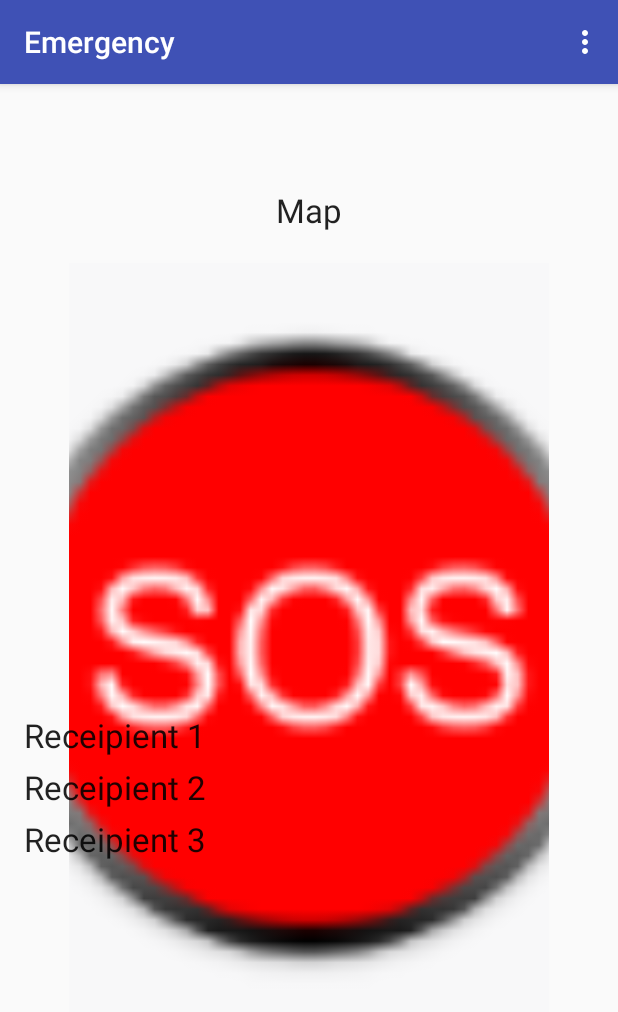
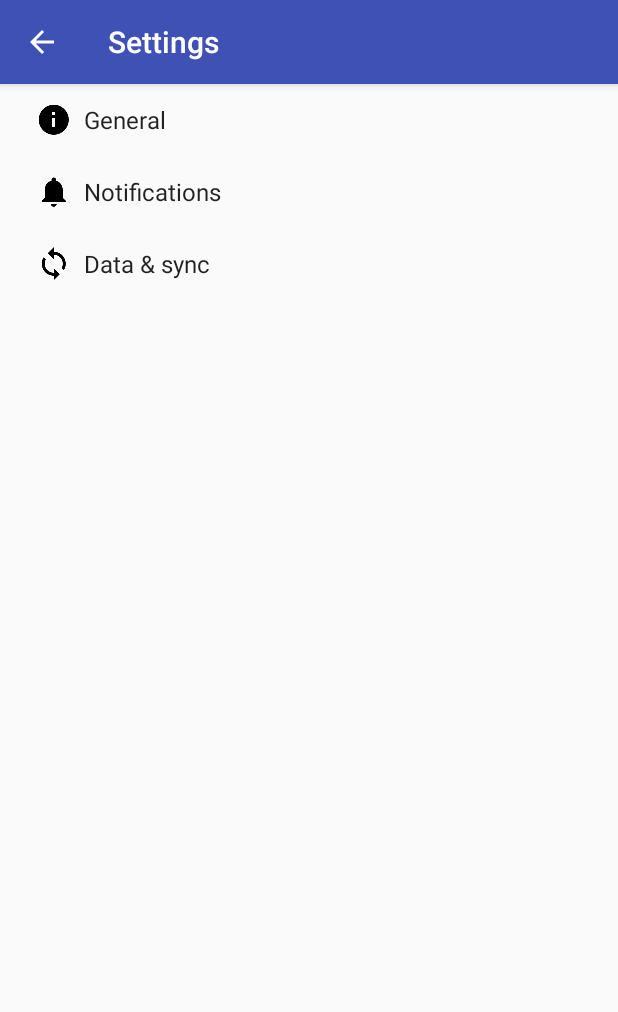
Before and after one commit to derderdunichbist/Emergency, an Android app: the screen it shows after launch (MainActivity before the commit, SettingsActivity after it), in the options menu, after a tap on "Settings", on a phone screen of 412 x 824 dp. Shown: the top 1012 px of the screen. Run offline under Robolectric (Android 15) with nearby library versions, the phone set to English and light mode, and no system bars.

Commit message:
Added the settings menu, yet with no functionality

```diff
--- a/app/build.gradle
+++ b/app/build.gradle
@@ -27,5 +27,6 @@ dependencies {
     testCompile 'junit:junit:4.12'
     compile 'com.android.support:appcompat-v7:23.4.0'
     compile 'com.android.support:design:23.4.0'
-    compile 'com.google.android.gms:play-services:9.0.1'
+    compile 'com.google.android.gms:play-services:9.0.2'
+    compile 'com.android.support:support-v4:23.4.0'
 }
--- /dev/null
+++ b/app/src/main/java/org/hsrt/mc/emergency/activities/AppCompatPreferenceActivity.java
@@ -0,0 +1,109 @@
+package org.hsrt.mc.emergency.activities;
+
+import android.content.res.Configuration;
+import android.os.Bundle;
+import android.preference.PreferenceActivity;
+import android.support.annotation.LayoutRes;
+import android.support.annotation.Nullable;
+import android.support.v7.app.ActionBar;
+import android.support.v7.app.AppCompatDelegate;
+import android.support.v7.widget.Toolbar;
+import android.view.MenuInflater;
+import android.view.View;
+import android.view.ViewGroup;
+
+/**
+ * A {@link android.preference.PreferenceActivity} which implements and proxies the necessary calls
+ * to be used with AppCompat.
+ */
+public abstract class AppCompatPreferenceActivity extends PreferenceActivity {
+
+    private AppCompatDelegate mDelegate;
+
+    @Override
+    protected void onCreate(Bundle savedInstanceState) {
+        getDelegate().installViewFactory();
+        getDelegate().onCreate(savedInstanceState);
+        super.onCreate(savedInstanceState);
+    }
+
+    @Override
+    protected void onPostCreate(Bundle savedInstanceState) {
+        super.onPostCreate(savedInstanceState);
+        getDelegate().onPostCreate(savedInstanceState);
+    }
+
+    public ActionBar getSupportActionBar() {
+        return getDelegate().getSupportActionBar();
+    }
+
+    public void setSupportActionBar(@Nullable Toolbar toolbar) {
+        getDelegate().setSupportActionBar(toolbar);
+    }
+
+    @Override
+    public MenuInflater getMenuInflater() {
+        return getDelegate().getMenuInflater();
+    }
+
+    @Override
+    public void setContentView(@LayoutRes int layoutResID) {
+        getDelegate().setContentView(layoutResID);
+    }
+
+    @Override
+    public void setContentView(View view) {
+        getDelegate().setContentView(view);
+    }
+
+    @Override
+    public void setContentView(View view, ViewGroup.LayoutParams params) {
+        getDelegate().setContentView(view, params);
+    }
+
+    @Override
+    public void addContentView(View view, ViewGroup.LayoutParams params) {
+        getDelegate().addContentView(view, params);
+    }
+
+    @Override
+    protected void onPostResume() {
+        super.onPostResume();
+        getDelegate().onPostResume();
+    }
+
+    @Override
+    protected void onTitleChanged(CharSequence title, int color) {
+        super.onTitleChanged(title, color);
+        getDelegate().setTitle(title);
+    }
+
+    @Override
+    public void onConfigurationChanged(Configuration newConfig) {
+        super.onConfigurationChanged(newConfig);
+        getDelegate().onConfigurationChanged(newConfig);
+    }
+
+    @Override
+    protected void onStop() {
+        super.onStop();
+        getDelegate().onStop();
+    }
+
+    @Override
+    protected void onDestroy() {
+        super.onDestroy();
+        getDelegate().onDestroy();
+    }
+
+    public void invalidateOptionsMenu() {
+        getDelegate().invalidateOptionsMenu();
+    }
+
+    private AppCompatDelegate getDelegate() {
+        if (mDelegate == null) {
+            mDelegate = AppCompatDelegate.create(this, null);
+        }
+        return mDelegate;
+    }
+}
--- a/app/src/main/java/org/hsrt/mc/emergency/activities/MainActivity.java
+++ b/app/src/main/java/org/hsrt/mc/emergency/activities/MainActivity.java
@@ -16,6 +16,7 @@ import android.support.v7.app.AppCompatActivity;
 import android.os.Bundle;
 import android.support.v7.widget.Toolbar;
 import android.view.Menu;
+import android.view.MenuItem;
 import android.view.View;
 import android.widget.ImageButton;
 import android.widget.TextView;
@@ -208,6 +209,23 @@ public class MainActivity extends AppCompatActivity implements OnMapReadyCallbac
         mMap.animateCamera(zoom);
     }
 
+    @Override
+    public boolean onOptionsItemSelected(MenuItem item) {
+        // Handle action bar item clicks here. The action bar will
+        // automatically handle clicks on the Home/Up button, so long
+        // as you specify a parent activity in AndroidManifest.xml.
+        int id = item.getItemId();
+
+        //noinspection SimplifiableIfStatement
+        if (id == R.id.action_settings) {
+            Intent i = new Intent(this, SettingsActivity.class);
+            startActivity(i);
+            return true;
+        }
+
+        return super.onOptionsItemSelected(item);
+    }
+
 
 
     @Override
--- a/app/src/main/java/org/hsrt/mc/emergency/MapsOwnPosition.java
+++ b/app/src/main/java/org/hsrt/mc/emergency/activities/MapsOwnPosition.java
@@ -1,4 +1,4 @@
-package org.hsrt.mc.emergency;
+package org.hsrt.mc.emergency.activities;
 
 import android.support.v4.app.FragmentActivity;
 import android.os.Bundle;
@@ -9,6 +9,8 @@ import com.google.android.gms.maps.OnMapReadyCallback;
 import com.google.android.gms.maps.SupportMapFragment;
 import com.google.android.gms.maps.model.LatLng;
 import com.google.android.gms.maps.model.MarkerOptions;
+
+import org.hsrt.mc.emergency.R;
 
 public class MapsOwnPosition extends FragmentActivity implements OnMapReadyCallback {
 
--- /dev/null
+++ b/app/src/main/res/drawable-v21/ic_info_black_24dp.xml
@@ -0,0 +1,9 @@
+<vector xmlns:android="http://schemas.android.com/apk/res/android"
+    android:width="24dp"
+    android:height="24dp"
+    android:viewportHeight="24.0"
+    android:viewportWidth="24.0">
+    <path
+        android:fillColor="#FF000000"
+        android:pathData="M12,2C6.48,2 2,6.48 2,12s4.48,10 10,10 10,-4.48 10,-10S17.52,2 12,2zm1,15h-2v-6h2v6zm0,-8h-2V7h2v2z" />
+</vector>
--- /dev/null
+++ b/app/src/main/res/drawable-v21/ic_notifications_black_24dp.xml
@@ -0,0 +1,9 @@
+<vector xmlns:android="http://schemas.android.com/apk/res/android"
+    android:width="24dp"
+    android:height="24dp"
+    android:viewportHeight="24.0"
+    android:viewportWidth="24.0">
+    <path
+        android:fillColor="#FF000000"
+        android:pathData="M11.5,22c1.1,0 2,-0.9 2,-2h-4c0,1.1 0.9,2 2,2zm6.5,-6v-5.5c0,-3.07 -2.13,-5.64 -5,-6.32V3.5c0,-0.83 -0.67,-1.5 -1.5,-1.5S10,2.67 10,3.5v0.68c-2.87,0.68 -5,3.25 -5,6.32V16l-2,2v1h17v-1l-2,-2z" />
+</vector>
--- /dev/null
+++ b/app/src/main/res/drawable-v21/ic_sync_black_24dp.xml
@@ -0,0 +1,9 @@
+<vector xmlns:android="http://schemas.android.com/apk/res/android"
+    android:width="24dp"
+    android:height="24dp"
+    android:viewportHeight="24.0"
+    android:viewportWidth="24.0">
+    <path
+        android:fillColor="#FF000000"
+        android:pathData="M12 4V1L8 5l4 4V6c3.31 0 6 2.69 6 6 0 1.01,-.25 1.97,-.7 2.8l1.46 1.46C19.54 15.03 20 13.57 20 12c0,-4.42,-3.58,-8,-8,-8zm0 14c-3.31 0,-6,-2.69,-6,-6 0,-1.01.25,-1.97.7,-2.8L5.24 7.74C4.46 8.97 4 10.43 4 12c0 4.42 3.58 8 8 8v3l4,-4,-4,-4v3z" />
+</vector>
--- a/app/src/main/res/layout/activity_maps_own_position.xml
+++ b/app/src/main/res/layout/activity_maps_own_position.xml
@@ -5,4 +5,4 @@
     android:name="com.google.android.gms.maps.SupportMapFragment"
     android:layout_width="match_parent"
     android:layout_height="match_parent"
-    tools:context="org.hsrt.mc.emergency.MapsOwnPosition" />
+    tools:context=".activities.MapsOwnPosition" />
--- a/app/src/main/res/layout/content_main.xml
+++ b/app/src/main/res/layout/content_main.xml
@@ -26,7 +26,7 @@
         android:name="com.google.android.gms.maps.SupportMapFragment"
         android:layout_width="match_parent"
         android:layout_height="586dp"
-        tools:context="org.hsrt.mc.emergency.MapsOwnPosition"
+        tools:context=".activities.MapsOwnPosition"
         android:layout_above="@+id/linearLayout" />
 
 
--- a/app/src/main/res/menu/menu_main.xml
+++ b/app/src/main/res/menu/menu_main.xml
@@ -7,5 +7,4 @@
         android:orderInCategory="100"
         android:title="@string/action_settings"
         app:showAsAction="never" />
-    // Nochmal so ein Ding und ich verpass dir n Roundhousekick 360
 </menu>
--- a/app/src/main/res/values/strings.xml
+++ b/app/src/main/res/values/strings.xml
@@ -4,4 +4,63 @@
     <string name="title_activity_main">MainActivity</string>
     <string name="action_settings">Settings</string>
     <string name="title_activity_maps_own_position">Map</string>
+    <string name="title_activity_settings">Settings</string>
+
+    <!-- Strings related to Settings -->
+
+    <!-- Example General settings -->
+    <string name="pref_header_general">General</string>
+
+    <string name="pref_title_social_recommendations">Enable social recommendations</string>
+    <string name="pref_description_social_recommendations">Recommendations for people to contact
+        based on your message history
+    </string>
+
+    <string name="pref_title_display_name">Display name</string>
+    <string name="pref_default_display_name">John Smith</string>
+
+    <string name="pref_title_add_friends_to_messages">Add friends to messages</string>
+    <string-array name="pref_example_list_titles">
+        <item>Always</item>
+        <item>When possible</item>
+        <item>Never</item>
+    </string-array>
+    <string-array name="pref_example_list_values">
+        <item>1</item>
+        <item>0</item>
+        <item>-1</item>
+    </string-array>
+
+    <!-- Example settings for Data & Sync -->
+    <string name="pref_header_data_sync">Data &amp; sync</string>
+
+    <string name="pref_title_sync_frequency">Sync frequency</string>
+    <string-array name="pref_sync_frequency_titles">
+        <item>15 minutes</item>
+        <item>30 minutes</item>
+        <item>1 hour</item>
+        <item>3 hours</item>
+        <item>6 hours</item>
+        <item>Never</item>
+    </string-array>
+    <string-array name="pref_sync_frequency_values">
+        <item>15</item>
+        <item>30</item>
+        <item>60</item>
+        <item>180</item>
+        <item>360</item>
+        <item>-1</item>
+    </string-array>
+
+    <string name="pref_title_system_sync_settings">System sync settings</string>
+
+    <!-- Example settings for Notifications -->
+    <string name="pref_header_notifications">Notifications</string>
+
+    <string name="pref_title_new_message_notifications">New message notifications</string>
+
+    <string name="pref_title_ringtone">Ringtone</string>
+    <string name="pref_ringtone_silent">Silent</string>
+
+    <string name="pref_title_vibrate">Vibrate</string>
 </resources>
--- /dev/null
+++ b/app/src/main/res/xml/pref_data_sync.xml
@@ -0,0 +1,21 @@
+<PreferenceScreen xmlns:android="http://schemas.android.com/apk/res/android">
+
+    <!-- NOTE: Hide buttons to simplify the UI. Users can touch outside the dialog to
+         dismiss it. -->
+    <!-- NOTE: ListPreference's summary should be set to its value by the activity code. -->
+    <ListPreference
+        android:defaultValue="180"
+        android:entries="@array/pref_sync_frequency_titles"
+        android:entryValues="@array/pref_sync_frequency_values"
+        android:key="sync_frequency"
+        android:negativeButtonText="@null"
+        android:positiveButtonText="@null"
+        android:title="@string/pref_title_sync_frequency" />
+
+    <!-- This preference simply launches an intent when selected. Use this UI sparingly, per
+         design guidelines. -->
+    <Preference android:title="@string/pref_title_system_sync_settings">
+        <intent android:action="android.settings.SYNC_SETTINGS" />
+    </Preference>
+
+</PreferenceScreen>
--- /dev/null
+++ b/app/src/main/res/xml/pref_general.xml
@@ -0,0 +1,33 @@
+<PreferenceScreen xmlns:android="http://schemas.android.com/apk/res/android">
+
+    <SwitchPreference
+        android:defaultValue="true"
+        android:key="example_switch"
+        android:summary="@string/pref_description_social_recommendations"
+        android:title="@string/pref_title_social_recommendations" />
+
+    <!-- NOTE: EditTextPreference accepts EditText attributes. -->
+    <!-- NOTE: EditTextPreference's summary should be set to its value by the activity code. -->
+    <EditTextPreference
+        android:capitalize="words"
+        android:defaultValue="@string/pref_default_display_name"
+        android:inputType="textCapWords"
+        android:key="example_text"
+        android:maxLines="1"
+        android:selectAllOnFocus="true"
+        android:singleLine="true"
+        android:title="@string/pref_title_display_name" />
+
+    <!-- NOTE: Hide buttons to simplify the UI. Users can touch outside the dialog to
+         dismiss it. -->
+    <!-- NOTE: ListPreference's summary should be set to its value by the activity code. -->
+    <ListPreference
+        android:defaultValue="-1"
+        android:entries="@array/pref_example_list_titles"
+        android:entryValues="@array/pref_example_list_values"
+        android:key="example_list"
+        android:negativeButtonText="@null"
+        android:positiveButtonText="@null"
+        android:title="@string/pref_title_add_friends_to_messages" />
+
+</PreferenceScreen>
--- /dev/null
+++ b/app/src/main/res/xml/pref_headers.xml
@@ -0,0 +1,20 @@
+<preference-headers xmlns:android="http://schemas.android.com/apk/res/android">
+
+    <!-- These settings headers are only used on tablets. -->
+
+    <header
+        android:fragment="org.hsrt.mc.emergency.activities.SettingsActivity$GeneralPreferenceFragment"
+        android:icon="@drawable/ic_info_black_24dp"
+        android:title="@string/pref_header_general" />
+
+    <header
+        android:fragment="org.hsrt.mc.emergency.activities.SettingsActivity$NotificationPreferenceFragment"
+        android:icon="@drawable/ic_notifications_black_24dp"
+        android:title="@string/pref_header_notifications" />
+
+    <header
+        android:fragment="org.hsrt.mc.emergency.activities.SettingsActivity$DataSyncPreferenceFragment"
+        android:icon="@drawable/ic_sync_black_24dp"
+        android:title="@string/pref_header_data_sync" />
+
+</preference-headers>
--- /dev/null
+++ b/app/src/main/res/xml/pref_notification.xml
@@ -0,0 +1,27 @@
+<PreferenceScreen xmlns:android="http://schemas.android.com/apk/res/android">
+
+    <!-- A 'parent' preference, which enables/disables child preferences (below)
+         when checked/unchecked. -->
+    <SwitchPreference
+        android:defaultValue="true"
+        android:key="notifications_new_message"
+        android:title="@string/pref_title_new_message_notifications" />
+
+    <!-- Allows the user to choose a ringtone in the 'notification' category. -->
+    <!-- NOTE: This preference will be enabled only when the checkbox above is checked. -->
+    <!-- NOTE: RingtonePreference's summary should be set to its value by the activity code. -->
+    <RingtonePreference
+        android:defaultValue="content://settings/system/notification_sound"
+        android:dependency="notifications_new_message"
+        android:key="notifications_new_message_ringtone"
+        android:ringtoneType="notification"
+        android:title="@string/pref_title_ringtone" />
+
+    <!-- NOTE: This preference will be enabled only when the checkbox above is checked. -->
+    <SwitchPreference
+        android:defaultValue="true"
+        android:dependency="notifications_new_message"
+        android:key="notifications_new_message_vibrate"
+        android:title="@string/pref_title_vibrate" />
+
+</PreferenceScreen>
```
Also changed, not shown: app/src/main/AndroidManifest.xml (+23 -17 lines), app/src/main/java/org/hsrt/mc/emergency/activities/SettingsActivity.java (added, +269 -0 lines).
